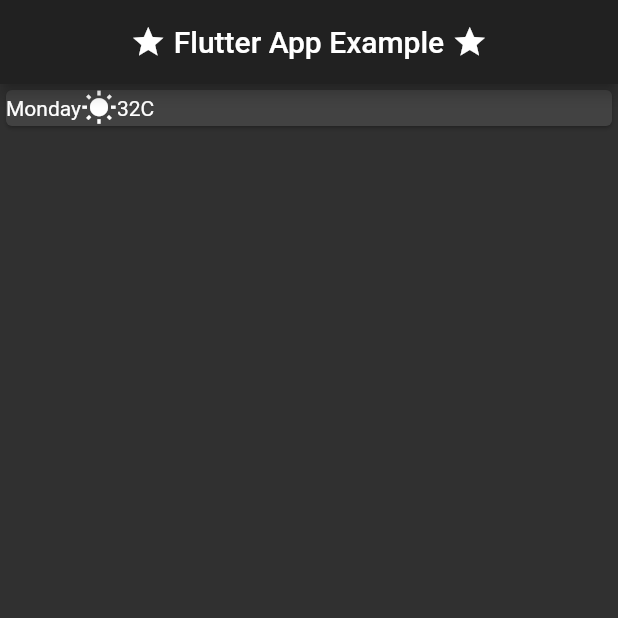
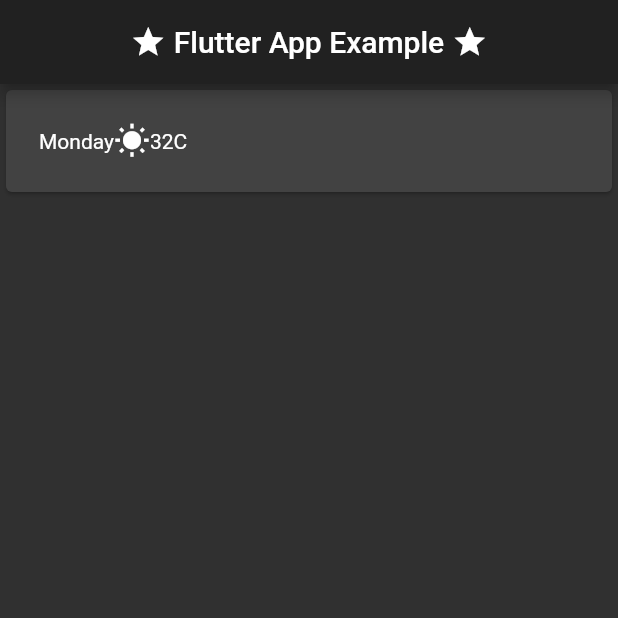
Before and after one commit to OpsonDuran/flutter_app_example, a Flutter app: the screen it shows after launch, on a phone screen of 412 x 824 dp, the top half of it. Run offline on Flutter 3.47's test engine with Material 2 defaults, Android fonts, the phone set to English and light mode, and no system bars.

Commit message:
add pading in dayWitget

```diff
--- a/lib/ui/home_page.dart
+++ b/lib/ui/home_page.dart
@@ -14,8 +14,11 @@ class HomePage extends StatelessWidget {
 
 Widget dayWidget(String day, IconData iconData, String temp) {
   return Card(
-        child: Row(
-          children: <Widget>[Text(day), Icon(iconData), Text(temp)],
-        ),
-      );
+    child: Padding(
+      padding: const EdgeInsets.all(22.0),
+      child: Row(
+        children: <Widget>[Text(day), Icon(iconData), Text(temp)],
+      ),
+    ),
+  );
 }
```
